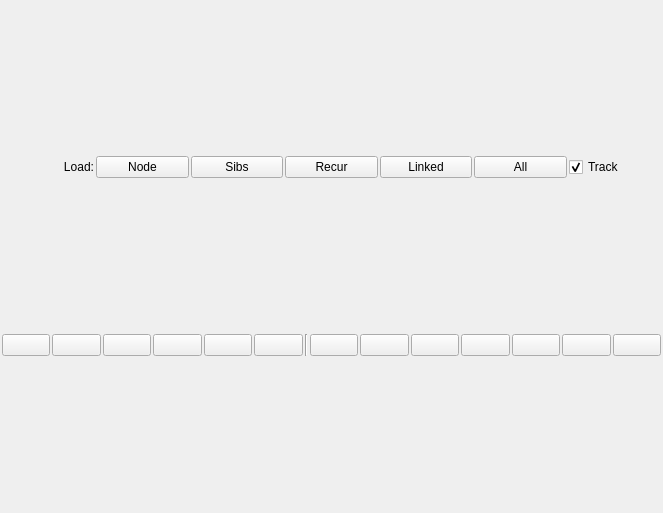
Old version of the form leo/plugins/GraphCanvas/GraphCanvas.ui in the repository leo-editor/leo-editor.
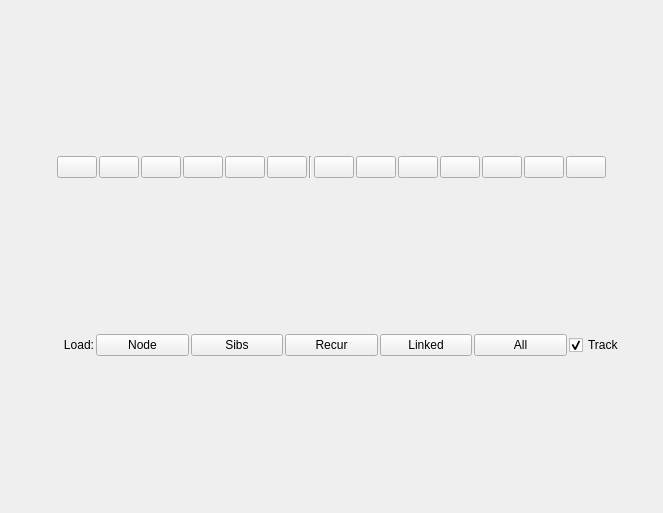
New version of the form. Icons and pictures are not drawn.

Commit message: fix a selection bug I just introduced

What changed in the file:
```diff
--- a/leo/plugins/GraphCanvas/GraphCanvas.ui
+++ b/leo/plugins/GraphCanvas/GraphCanvas.ui
@@ -23,85 +23,37 @@
    <item>
     <layout class="QVBoxLayout" name="canvasFrame"/>
    </item>
-   <item>
-    <layout class="QHBoxLayout" name="horizontalLayout">
-     <item>
-      <widget class="QLabel" name="label">
-       <property name="text">
-        <string>Load:</string>
-       </property>
-       <property name="alignment">
-        <set>Qt::AlignRight|Qt::AlignTrailing|Qt::AlignVCenter</set>
-       </property>
-      </widget>
-     </item>
-     <item>
-      <widget class="QPushButton" name="btnLoad">
-       <property name="toolTip">
-        <string>Add the node selected in the tree to the graph</string>
-       </property>
-       <property name="text">
-        <string>Node</string>
-       </property>
-      </widget>
-     </item>
-     <item>
-      <widget class="QPushButton" name="btnLoadSibs">
-       <property name="toolTip">
-        <string>Add the node selected in the tree and its siblings to the graph</string>
-       </property>
-       <property name="text">
-        <string>Sibs</string>
-       </property>
-      </widget>
-     </item>
-     <item>
-      <widget class="QPushButton" name="btnLoadRecur">
-       <property name="toolTip">
-        <string>Recursively add all the nodes below the node selected in the tree to the graph</string>
-       </property>
-       <property name="text">
-        <string>Recur</string>
-       </property>
-      </widget>
-     </item>
-     <item>
-      <widget class="QPushButton" name="btnLoadLinked">
-       <property name="toolTip">
-        <string>Add any nodes that are directly linked to nodes already in the graph</string>
-       </property>
-       <property name="text">
-        <string>Linked</string>
-       </property>
-      </widget>
-     </item>
-     <item>
-      <widget class="QPushButton" name="btnLoadAll">
-       <property name="toolTip">
-        <string>Add all nodes that are linked to nodes already in the graph.</string>
-       </property>
-       <property name="text">
-        <string>All</string>
-       </property>
-      </widget>
-     </item>
-     <item>
-      <widget class="QCheckBox" name="chkTrack">
-       <property name="toolTip">
-        <string>Alway select node in tree when node is selected in graph</string>
-       </property>
-       <property name="text">
-        <string>Track</string>
-       </property>
-       <property name="checked">
-        <bool>true</bool>
-       </property>
-      </widget>
-     </item>
-    </layout>
-   </item>
    <item>
     <layout class="QHBoxLayout" name="horizontalLayout_2">
+     <item>
+      <spacer name="horizontalSpacer">
+       <property name="orientation">
+        <enum>Qt::Horizontal</enum>
+       </property>
+       <property name="sizeType">
+        <enum>QSizePolicy::Expanding</enum>
+       </property>
+       <property name="sizeHint" stdset="0">
+        <size>
+         <width>40</width>
+         <height>20</height>
+        </size>
+       </property>
+      </spacer>
+     </item>
+     <item>
+      <spacer name="horizontalSpacer_4">
+       <property name="orientation">
+        <enum>Qt::Horizontal</enum>
+       </property>
+       <property name="sizeHint" stdset="0">
+        <size>
+         <width>40</width>
+         <height>20</height>
+        </size>
+       </property>
+      </spacer>
+     </item>
      <item>
       <widget class="QPushButton" name="btnUpdate">
        <property name="toolTip">
@@ -114,6 +66,9 @@
         <iconset>
          <normaloff>../../../../../../../../../../../../../../home/tbrown/Desktop/Package/leo/bzr/leo.repo/bogo_gc/leo/plugins/GraphCanvas/gtk-refresh.png</normaloff>../../../../../../../../../../../../../../home/tbrown/Desktop/Package/leo/bzr/leo.repo/bogo_gc/leo/plugins/GraphCanvas/gtk-refresh.png</iconset>
        </property>
+       <property name="flat">
+        <bool>false</bool>
+       </property>
       </widget>
      </item>
      <item>
@@ -128,6 +83,9 @@
         <iconset>
          <normaloff>../../../../../../../../../../../../../../home/tbrown/Desktop/Package/leo/bzr/leo.repo/bogo_gc/leo/plugins/GraphCanvas/stock_right.png</normaloff>../../../../../../../../../../../../../../home/tbrown/Desktop/Package/leo/bzr/leo.repo/bogo_gc/leo/plugins/GraphCanvas/stock_right.png</iconset>
        </property>
+       <property name="flat">
+        <bool>false</bool>
+       </property>
       </widget>
      </item>
      <item>
@@ -142,6 +100,9 @@
         <iconset>
          <normaloff>../../../../../../../../../../../../../../home/tbrown/Desktop/Package/leo/bzr/leo.repo/bogo_gc/leo/plugins/GraphCanvas/edit-find.png</normaloff>../../../../../../../../../../../../../../home/tbrown/Desktop/Package/leo/bzr/leo.repo/bogo_gc/leo/plugins/GraphCanvas/edit-find.png</iconset>
        </property>
+       <property name="flat">
+        <bool>false</bool>
+       </property>
       </widget>
      </item>
      <item>
@@ -156,6 +117,9 @@
         <iconset>
          <normaloff>../../../../../../../../../../../../../../home/tbrown/Desktop/Package/leo/bzr/leo.repo/bogo_gc/leo/plugins/GraphCanvas/gtk-remove.png</normaloff>../../../../../../../../../../../../../../home/tbrown/Desktop/Package/leo/bzr/leo.repo/bogo_gc/leo/plugins/GraphCanvas/gtk-remove.png</iconset>
        </property>
+       <property name="flat">
+        <bool>false</bool>
+       </property>
       </widget>
      </item>
      <item>
@@ -170,6 +134,9 @@
         <iconset>
          <normaloff>../../../../../../../../../../../../../../home/tbrown/Desktop/Package/leo/bzr/leo.repo/bogo_gc/leo/plugins/GraphCanvas/exit.png</normaloff>../../../../../../../../../../../../../../home/tbrown/Desktop/Package/leo/bzr/leo.repo/bogo_gc/leo/plugins/GraphCanvas/exit.png</iconset>
        </property>
+       <property name="flat">
+        <bool>false</bool>
+       </property>
       </widget>
      </item>
      <item>
@@ -184,6 +151,9 @@
         <iconset>
          <normaloff>../../../../../../../../../../../../../../home/tbrown/Desktop/Package/leo/bzr/leo.repo/bogo_gc/leo/plugins/GraphCanvas/filenew.png</normaloff>../../../../../../../../../../../../../../home/tbrown/Desktop/Package/leo/bzr/leo.repo/bogo_gc/leo/plugins/GraphCanvas/filenew.png</iconset>
        </property>
+       <property name="flat">
+        <bool>false</bool>
+       </property>
       </widget>
      </item>
      <item>
@@ -205,6 +175,9 @@
         <iconset>
          <normaloff>../../../../../../../../../../../../../../home/tbrown/Desktop/Package/leo/bzr/leo.repo/bogo_gc/leo/plugins/GraphCanvas/gcrect.png</normaloff>../../../../../../../../../../../../../../home/tbrown/Desktop/Package/leo/bzr/leo.repo/bogo_gc/leo/plugins/GraphCanvas/gcrect.png</iconset>
        </property>
+       <property name="flat">
+        <bool>false</bool>
+       </property>
       </widget>
      </item>
      <item>
@@ -219,6 +192,9 @@
         <iconset>
          <normaloff>../../../../../../../../../../../../../../home/tbrown/Desktop/Package/leo/bzr/leo.repo/bogo_gc/leo/plugins/GraphCanvas/gcoval.png</normaloff>../../../../../../../../../../../../../../home/tbrown/Desktop/Package/leo/bzr/leo.repo/bogo_gc/leo/plugins/GraphCanvas/gcoval.png</iconset>
        </property>
+       <property name="flat">
+        <bool>false</bool>
+       </property>
       </widget>
      </item>
      <item>
@@ -233,6 +209,9 @@
         <iconset>
          <normaloff>../../../../../../../../../../../../../../home/tbrown/Desktop/Package/leo/bzr/leo.repo/bogo_gc/leo/plugins/GraphCanvas/gcdia.png</normaloff>../../../../../../../../../../../../../../home/tbrown/Desktop/Package/leo/bzr/leo.repo/bogo_gc/leo/plugins/GraphCanvas/gcdia.png</iconset>
        </property>
+       <property name="flat">
+        <bool>false</bool>
+       </property>
       </widget>
      </item>
      <item>
@@ -247,6 +226,9 @@
         <iconset>
          <normaloff>../../../../../../../../../../../../../../home/tbrown/Desktop/Package/leo/bzr/leo.repo/bogo_gc/leo/plugins/GraphCanvas/gcnone.png</normaloff>../../../../../../../../../../../../../../home/tbrown/Desktop/Package/leo/bzr/leo.repo/bogo_gc/leo/plugins/GraphCanvas/gcnone.png</iconset>
        </property>
+       <property name="flat">
+        <bool>false</bool>
+       </property>
       </widget>
      </item>
      <item>
@@ -261,6 +243,9 @@
         <iconset>
          <normaloff>../../../../../../../../../../../../../../home/tbrown/Desktop/Package/leo/bzr/leo.repo/bogo_gc/leo/plugins/GraphCanvas/format-text-bold.png</normaloff>../../../../../../../../../../../../../../home/tbrown/Desktop/Package/leo/bzr/leo.repo/bogo_gc/leo/plugins/GraphCanvas/format-text-bold.png</iconset>
        </property>
+       <property name="flat">
+        <bool>false</bool>
+       </property>
       </widget>
      </item>
      <item>
@@ -275,6 +260,9 @@
         <iconset>
          <normaloff>../../../../../../../../../../../../../../home/tbrown/Desktop/Package/leo/bzr/leo.repo/bogo_gc/leo/plugins/GraphCanvas/preferences-desktop-locale.png</normaloff>../../../../../../../../../../../../../../home/tbrown/Desktop/Package/leo/bzr/leo.repo/bogo_gc/leo/plugins/GraphCanvas/preferences-desktop-locale.png</iconset>
        </property>
+       <property name="flat">
+        <bool>false</bool>
+       </property>
       </widget>
      </item>
      <item>
@@ -288,6 +276,115 @@
        <property name="icon">
         <iconset>
          <normaloff>../../../../../../../../../../../../../../home/tbrown/Desktop/Package/leo/bzr/leo.repo/bogo_gc/leo/plugins/GraphCanvas/edit-clear.png</normaloff>../../../../../../../../../../../../../../home/tbrown/Desktop/Package/leo/bzr/leo.repo/bogo_gc/leo/plugins/GraphCanvas/edit-clear.png</iconset>
+       </property>
+       <property name="flat">
+        <bool>false</bool>
+       </property>
+      </widget>
+     </item>
+     <item>
+      <spacer name="horizontalSpacer_3">
+       <property name="orientation">
+        <enum>Qt::Horizontal</enum>
+       </property>
+       <property name="sizeHint" stdset="0">
+        <size>
+         <width>40</width>
+         <height>20</height>
+        </size>
+       </property>
+      </spacer>
+     </item>
+     <item>
+      <spacer name="horizontalSpacer_2">
+       <property name="orientation">
+        <enum>Qt::Horizontal</enum>
+       </property>
+       <property name="sizeType">
+        <enum>QSizePolicy::Expanding</enum>
+       </property>
+       <property name="sizeHint" stdset="0">
+        <size>
+         <width>40</width>
+         <height>20</height>
+        </size>
+       </property>
+      </spacer>
+     </item>
+    </layout>
+   </item>
+   <item>
+    <layout class="QHBoxLayout" name="horizontalLayout">
+     <item>
+      <widget class="QLabel" name="label">
+       <property name="text">
+        <string>Load:</string>
+       </property>
+       <property name="alignment">
+        <set>Qt::AlignRight|Qt::AlignTrailing|Qt::AlignVCenter</set>
+       </property>
+      </widget>
+     </item>
+     <item>
+      <widget class="QPushButton" name="btnLoad">
+       <property name="toolTip">
+        <string>Add the node selected in the tree to the graph</string>
+       </property>
+       <property name="text">
+        <string>Node</string>
+       </property>
+      </widget>
+     </item>
+     <item>
+      <widget class="QPushButton" name="btnLoadSibs">
+       <property name="toolTip">
+        <string>Add the node selected in the tree and its siblings to the graph</string>
+       </property>
+       <property name="text">
+        <string>Sibs</string>
+       </property>
+      </widget>
+     </item>
+     <item>
+      <widget class="QPushButton" name="btnLoadRecur">
+       <property name="toolTip">
+        <string>Recursively add all the nodes below the node selected in the tree to the graph</string>
+       </property>
+       <property name="text">
+        <string>Recur</string>
+       </property>
+      </widget>
+     </item>
+     <item>
+      <widget class="QPushButton" name="btnLoadLinked">
+       <property name="toolTip">
+        <string>Add any nodes that are directly linked to nodes already in the graph</string>
+       </property>
+       <property name="text">
+        <string>Linked</string>
+       </property>
+      </widget>
+     </item>
+     <item>
+      <widget class="QPushButton" name="btnLoadAll">
+       <property name="toolTip">
+        <string>Add all nodes that are linked to nodes already in the graph.</string>
+       </property>
+       <property name="text">
+        <string>All</string>
+       </property>
+      </widget>
+     </item>
+     <item>
+      <widget class="QCheckBox" name="chkTrack">
+       <property name="toolTip">
+        <string>Alway select node in tree when node is selected in graph</string>
+       </property>
+       <property name="text">
+        <string>Track</string>
+       </property>
+       <property name="checked">
+        <bool>true</bool>
        </property>
       </widget>
      </item>
```
The commit also changes 1 other file.
